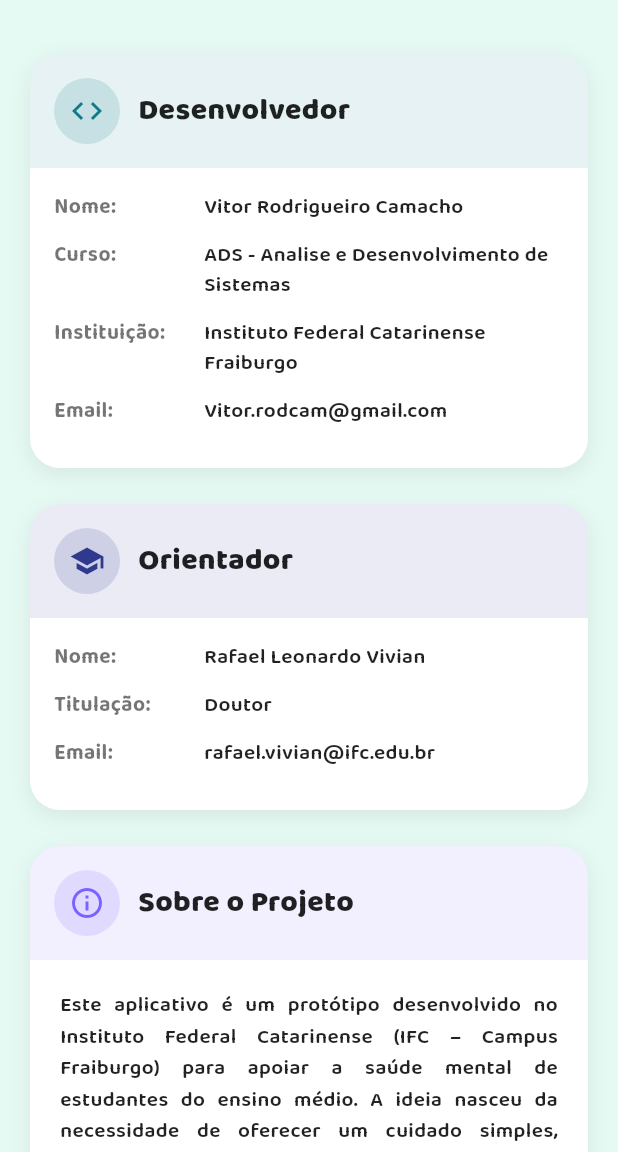
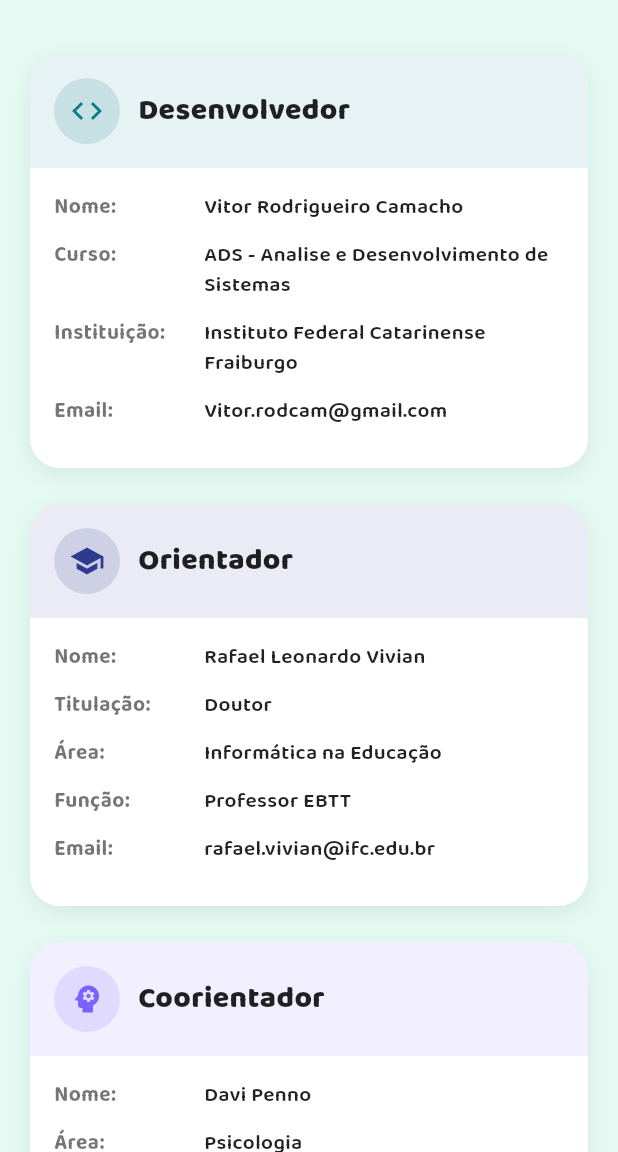
Before and after one commit to VitorRCamacho/PsicoHelpMobile, a Flutter app: the SobreCriadoresScreen screen opened by its route, on a phone screen of 412 x 824 dp, the part 84-1236 px from its top. Run offline on Flutter 3.47's test engine with Material 3 defaults, Android fonts, the light colour scheme and no system bars; our stand-ins replace google_fonts, shared_preferences; accounts and stored records are empty.

Commit message:
Atualização de informações

```diff
--- a/lib/screens/ajuda_screen.dart
+++ b/lib/screens/ajuda_screen.dart
@@ -104,7 +104,7 @@ class AjudaScreen extends StatelessWidget {
               title: 'IFC - Campus Fraiburgo',
               subtitle: 'Atendimento presencial e suporte',
               contacts: [
-                'Endereço: R. Cruz e Souza, 100 - CENTRO, Fraiburgo - SC, 89580-000',
+                'Endereço: R. Cruz e Souza, 100 - CENTRO, Fraiburgo - SC, 89580-676',
                 'Telefone: (49) 3202-8800',
                 'site: fraiburgo.ifc.edu.br',
                 'E-mail: sisae.fraiburgo@ifc.edu.br',
--- a/lib/screens/home_screen.dart
+++ b/lib/screens/home_screen.dart
@@ -146,7 +146,7 @@ class HomeScreen extends StatelessWidget {
                   Opacity(
                     opacity: .9,
                     child: Text(
-                      'Seus dados não saem deste dispositivo.',
+                      'Todos os dados são processados e mantidos localmente neste dispositivo.',
                       textAlign: TextAlign.center,
                       style: GoogleFonts.baloo2(
                         color: Colors.white70,
@@ -168,7 +168,7 @@ class HomeScreen extends StatelessWidget {
                     onPressed: () => Navigator.pushNamed(context, Routes.sobreCriadores),
                     icon: const Icon(Icons.info_outline, size: 14, color: Colors.white70),
                     label: Text(
-                      'Sobre os Criadores',
+                      'Sobre o projeto',
                       style: GoogleFonts.baloo2(
                         color: Colors.white70,
                         fontWeight: FontWeight.w700,
--- a/lib/screens/sobre_criadores_screen.dart
+++ b/lib/screens/sobre_criadores_screen.dart
@@ -56,7 +56,25 @@ class SobreCriadoresScreen extends StatelessWidget {
                 children: [
                   _InfoRow(label: 'Nome', value: 'Rafael Leonardo Vivian'),
                   _InfoRow(label: 'Titulação', value: 'Doutor'),
+                  _InfoRow(label: 'Área', value: 'Informática na Educação'),
+                  _InfoRow(label: 'Função', value: 'Professor EBTT'),
                   _InfoRow(label: 'Email', value: 'rafael.vivian@ifc.edu.br'),
+                ],
+              ),
+
+              const SizedBox(height: 24),
+
+              // Card do Coorientador
+              _InfoCard(
+                title: 'Coorientador',
+                icon: Icons.psychology,
+                iconColor: const Color(0xFF7B61FF),
+                children: [
+                  _InfoRow(label: 'Nome', value: 'Davi Penno'),
+                  _InfoRow(label: 'Área', value: 'Psicologia'),
+                  _InfoRow(label: 'Função', value: 'Psicólogo do IFC - Campus Fraiburgo'),
+                  _InfoRow(label: 'Email', value: 'davi.penno@ifc.edu.br'),
+                  _InfoRow(label: 'Contato', value: '3202-8812 (Ramal e WhatsApp)'),
                 ],
               ),
 
```
